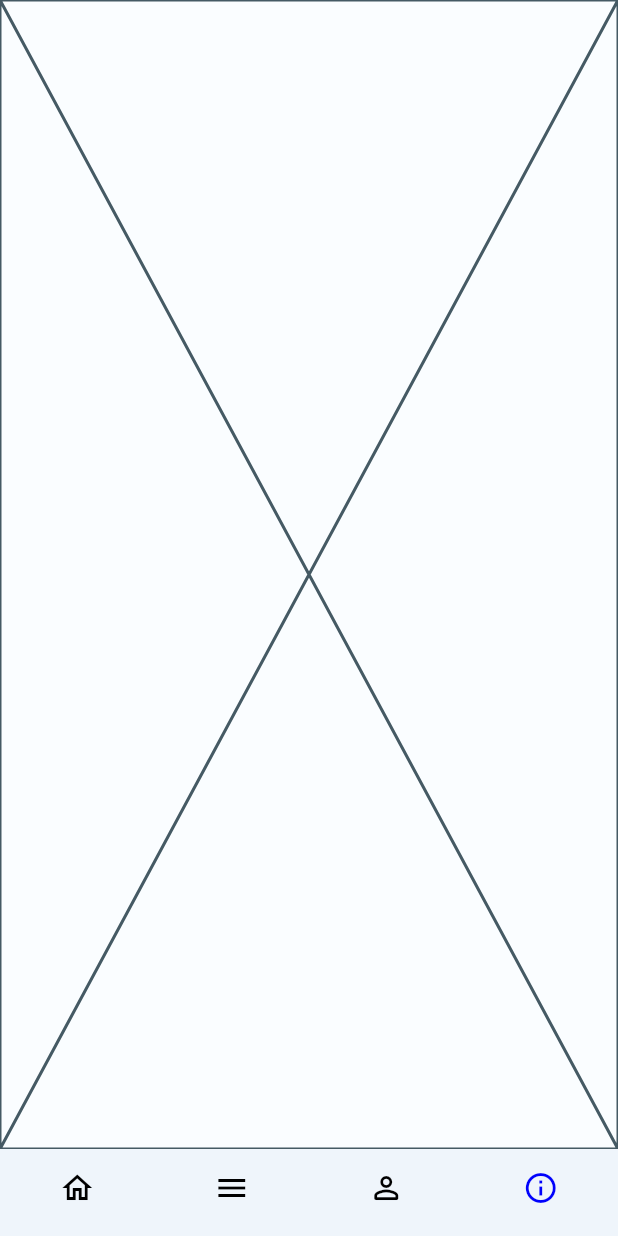
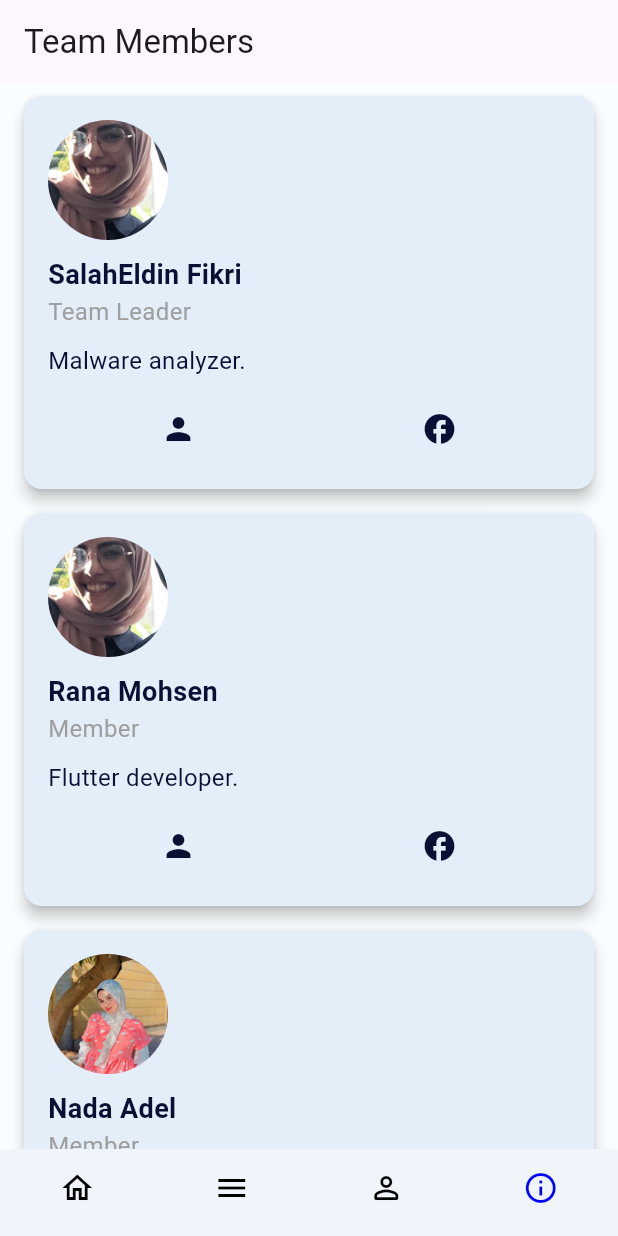
Before and after one commit to Rana-Mohsen/latech, a Flutter app: the screen it shows after launch, item 4 of the bottom bar chosen, on a phone screen of 412 x 824 dp. Run offline on Flutter 3.47's test engine with Material 2 defaults, Android fonts, the phone set to English and light mode, and no system bars; our stand-ins replace cloud_firestore, firebase_core; accounts and stored records are empty.

Commit message:
team members

```diff
--- /dev/null
+++ b/lib/models/team_model.dart
@@ -0,0 +1,21 @@
+class TeamMember {
+  final String name;
+  final String role;
+  final String bio;
+  final String imageUrl;
+  final String linkedinUrl;
+  final String facebookUrl;
+
+  TeamMember({
+    required this.name,
+    required this.role,
+    required this.bio,
+    required this.imageUrl,
+    required this.linkedinUrl,
+    required this.facebookUrl,
+  });
+
+  Uri getLinkedin() => Uri.parse(linkedinUrl);
+
+  Uri getFacebook() => Uri.parse(facebookUrl);
+}
--- a/lib/screens/home_layout.dart
+++ b/lib/screens/home_layout.dart
@@ -2,6 +2,7 @@ import 'package:final_pro/screens/home.dart';
 import 'package:final_pro/screens/app_info.dart';
 import 'package:final_pro/screens/category.dart';
 import 'package:final_pro/screens/profile.dart';
+import 'package:final_pro/screens/team.dart';
 import 'package:flutter/material.dart';
 import 'package:flutter/widgets.dart';
 
@@ -18,7 +19,7 @@ class _HomeLayoutState extends State<HomeLayout> {
     HomeScreen(),
     CategoryScreen(),
     ProfileScreen(),
-    AppinfoScreen()
+    TeamPage()
   ];
   @override
   Widget build(BuildContext context) {
--- /dev/null
+++ b/lib/screens/team.dart
@@ -0,0 +1,67 @@
+import 'package:flutter/material.dart';
+import '../models/team_model.dart';
+import '../widgets/team_card.dart';
+
+class TeamPage extends StatelessWidget {
+  TeamPage({super.key});
+
+  final List<TeamMember> teamMembers = [
+    TeamMember(
+      name: "SalahEldin Fikri",
+      role: "Team Leader",
+      bio: "Malware analyzer.",
+      imageUrl: "assets/images/b.jpeg",
+      linkedinUrl:
+          "https://w...content-available-to-author-only...n.com/in/salah-eldin-fikri-1ab233218/",
+      facebookUrl:
+          "https://www.facebook.com/profile.php?id=100009340171748",
+    ),
+    TeamMember(
+      name: "Rana Mohsen",
+      role: "Member",
+      bio: "Flutter developer.",
+      imageUrl: "assets/images/b.jpeg",
+      linkedinUrl:
+          "https://www.linkedin.com/in/rana-mohsen-72937b18b/",
+      facebookUrl:
+          "https://www.facebook.com/profile.php?id=100002546439630",
+    ),
+    TeamMember(
+      name: "Nada Adel",
+      role: "Member",
+      bio: "Flutter developer.",
+      imageUrl: "assets/images/c.jpeg",
+      linkedinUrl:
+          "https://eg.linkedin.com/in/nada-adel-633899274",
+      facebookUrl:
+          "https://www.facebook.com/profile.php?id=100012372481567&mibextid=LQQJ4d",
+    ),
+    TeamMember(
+      name: "Malak Ali",
+      role: "Member",
+      bio: "Flutter developer.",
+      imageUrl: "assets/images/d.jpeg",
+      linkedinUrl:
+          "https://www.linkedin.com/in/malak-elngar-20555b210",
+      facebookUrl:
+          "https://www.facebook.com/profile.php?id=100009459053499&mibextid=D4KYlr",
+    ),
+    // Add more team members here
+  ];
+
+  @override
+  Widget build(BuildContext context) {
+    return Scaffold(
+      appBar: AppBar(
+        title: Text('Team Members'),
+        surfaceTintColor: Colors.transparent,
+      ),
+      body: ListView.builder(
+        itemCount: teamMembers.length,
+        itemBuilder: (context, index) {
+          return TeamMemberCard(member: teamMembers[index]);
+        },
+      ),
+    );
+  }
+}
--- /dev/null
+++ b/lib/widgets/team_card.dart
@@ -0,0 +1,70 @@
+import 'package:flutter/material.dart';
+import 'package:url_launcher/url_launcher.dart';
+import '../models/team_model.dart';
+
+class TeamMemberCard extends StatelessWidget {
+  final TeamMember member;
+
+  TeamMemberCard({required this.member});
+
+  @override
+  Widget build(BuildContext context) {
+    return Card(
+      surfaceTintColor: Colors.white,
+      color: Color(0xffe0ecf8),
+      elevation: 4,
+      margin: EdgeInsets.symmetric(vertical: 8, horizontal: 16),
+      child: Padding(
+        padding: EdgeInsets.all(16),
+        child: Column(
+          crossAxisAlignment: CrossAxisAlignment.start,
+          children: [
+            CircleAvatar(
+              radius: 40,
+              backgroundImage: AssetImage(member.imageUrl),
+            ),
+            SizedBox(height: 10),
+            Text(
+              member.name,
+              style: TextStyle(fontSize: 18, fontWeight: FontWeight.bold,color: Color(0xff0a1034)),
+            ),
+            Text(
+              member.role,
+              style: TextStyle(fontSize: 16, color: Colors.grey),
+            ),
+            SizedBox(height: 10),
+            Text(
+              member.bio,
+              style: TextStyle(fontSize: 16,color: Color(0xff0a1034)),
+            ),
+            SizedBox(height: 10),
+            Row(
+              mainAxisAlignment: MainAxisAlignment.spaceAround,
+              children: [
+                IconButton(
+                  icon: Icon(Icons.person,color: Color(0xff0a1034),),
+                  onPressed: () async {
+                    await _launchUrl(member.getLinkedin());
+                  },
+                ),
+                IconButton(
+                  icon: Icon(Icons.facebook,color: Color(0xff0a1034),),
+                  onPressed: () async {
+                    await _launchUrl(member.getFacebook());
+                  },
+                ),
+              ],
+            ),
+          ],
+        ),
+      ),
+    );
+  }
+
+  Future<void> _launchUrl(Uri url) async {
+    if (!await launchUrl(url,
+        mode: LaunchMode.externalApplication)) {
+      throw "can not open url";
+    }
+  }
+}
--- a/pubspec.yaml
+++ b/pubspec.yaml
@@ -38,6 +38,7 @@ dependencies:
   cloud_firestore: ^4.8.5
   firebase_auth: ^4.7.3
   firebase_core: ^2.15.1
+  url_launcher: ^6.1.12
 
 dev_dependencies:
   flutter_test:
@@ -63,8 +64,7 @@ flutter:
 
   # To add assets to your application, add an assets section, like this:
   assets:
-    - assets/Smartphone picture.png
-  #   - images/a_dot_ham.jpeg
+    - assets/images/
 
   # An image asset can refer to one or more resolution-specific "variants", see
   # https://flutter.dev/assets-and-images/#resolution-aware
```
Also changed, not shown: assets/images/b.jpeg (added), assets/images/c.jpeg (added), assets/images/d.jpeg (added), pubspec.lock, 5 other files.
